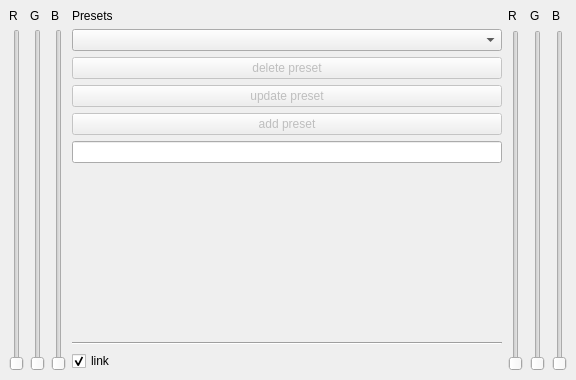
This is lights/mainwindow.ui in mattvenn/dmx_lights as Qt 5 draws it before an edit. The edited form follows.
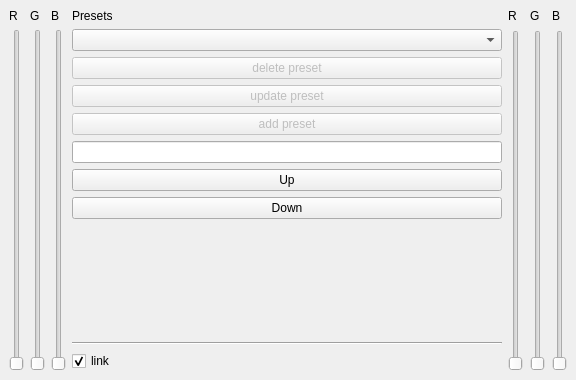
This is the edited form.

Commit message: add motor control buttons

The edit to the form file:
```diff
--- a/lights/mainwindow.ui
+++ b/lights/mainwindow.ui
@@ -121,6 +121,20 @@
       <item>
        <widget class="QLineEdit" name="preset_name"/>
       </item>
+      <item>
+       <widget class="QPushButton" name="button_up">
+        <property name="text">
+         <string>Up</string>
+        </property>
+       </widget>
+      </item>
+      <item>
+       <widget class="QPushButton" name="button_down">
+        <property name="text">
+         <string>Down</string>
+        </property>
+       </widget>
+      </item>
       <item>
        <spacer name="verticalSpacer">
         <property name="orientation">
```
The commit also changes 1 other file.
